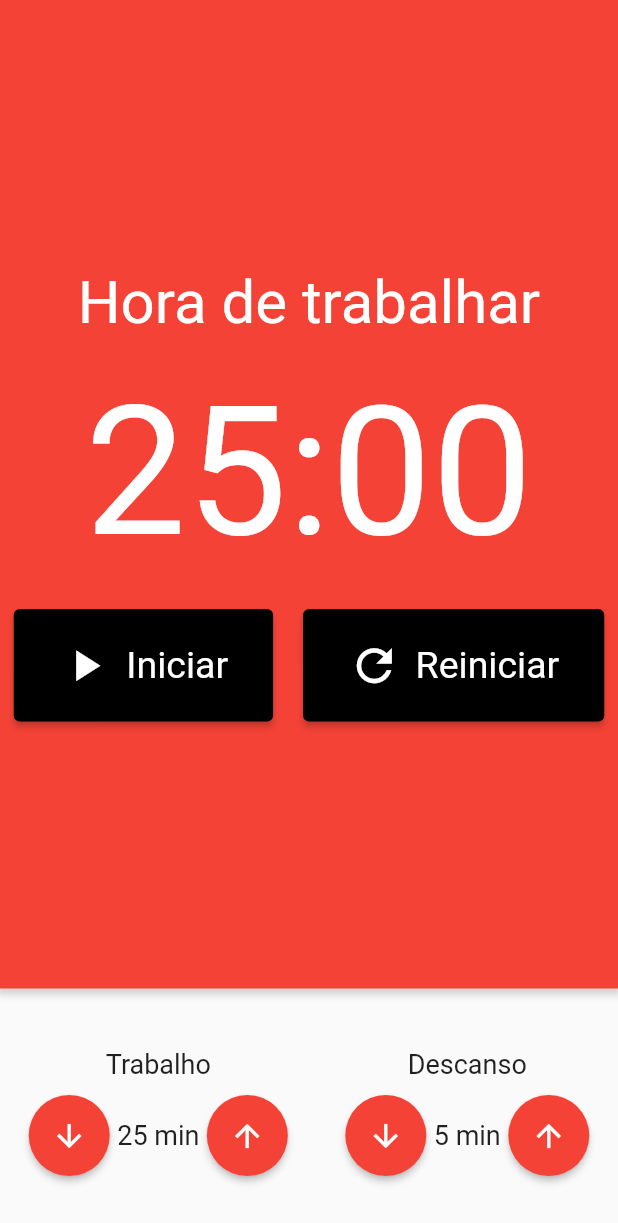
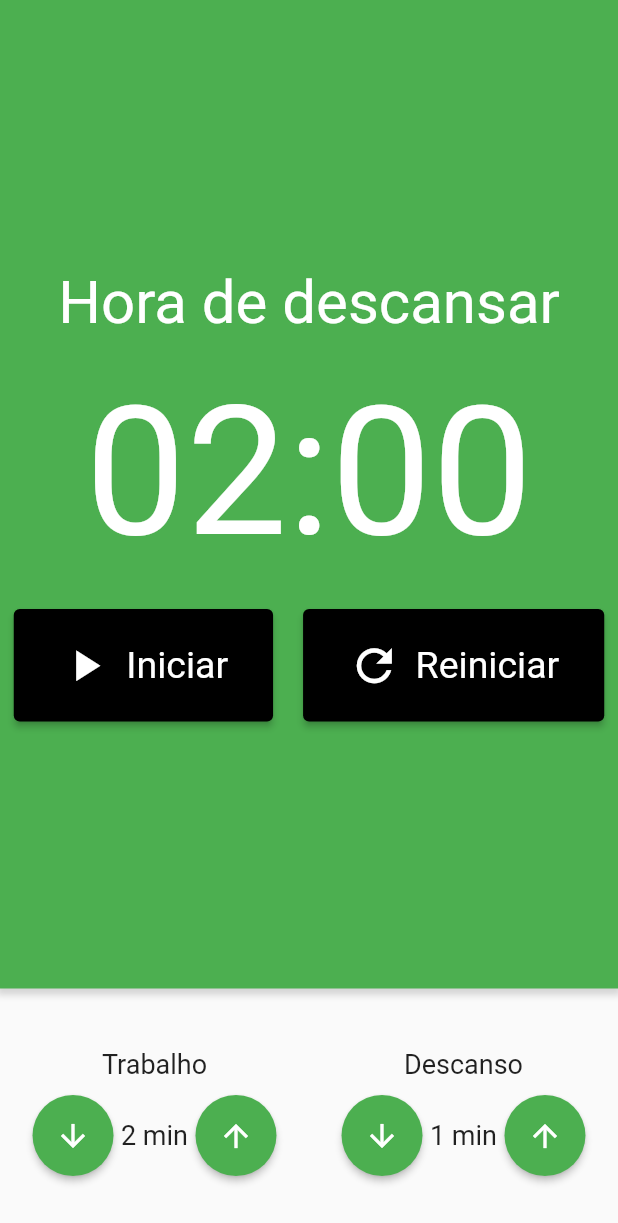
Before and after one commit to silas-almeida/pomodoro_clock, a Flutter app: the screen it shows after launch, on a phone screen of 412 x 824 dp. Shown: the top 1223 px of the screen. Run offline on Flutter 3.47's test engine with Material 2 defaults, Android fonts, the phone set to English and light mode, and no system bars; our stand-ins replace flutter_mobx, mobx; generated files the repository leaves out were written again.

Commit message:
Implement all pomodore.store functions

```diff
--- /dev/null
+++ b/build.yaml
@@ -0,0 +1,6 @@
+targets:
+ $default:
+    builders:
+        mobx_codegen|mobx_generator:
+            generate_for:
+                - "lib/store/**.store.dart"
--- a/lib/components/cronometro.dart
+++ b/lib/components/cronometro.dart
@@ -1,27 +1,37 @@
 import 'package:flutter/material.dart';
+import 'package:flutter_mobx/flutter_mobx.dart';
 import 'package:pomodoro/components/cronometro_botao.dart';
+import 'package:pomodoro/store/pomodoro.store.dart';
+import 'package:provider/provider.dart';
 
 class Cronometro extends StatelessWidget {
   const Cronometro({Key? key}) : super(key: key);
 
   @override
   Widget build(BuildContext context) {
+    final store = context.watch<PomodoroStore>();
     return Container(
-      decoration: BoxDecoration(color: Colors.red, boxShadow: [
+      decoration: BoxDecoration(
+          color: store.estaTrabalhando()? Colors.red : Colors.green,
+          boxShadow: [
             BoxShadow(
               color: Colors.grey.withOpacity(0.4),
               spreadRadius: 2,
               blurRadius: 3,
-          offset: Offset(0,2),
+              offset: const Offset(0, 2),
             ),
           ]),
-      child: Column(
+      child: Observer(
+        builder: (_) {
+          return Column(
             crossAxisAlignment: CrossAxisAlignment.center,
             mainAxisAlignment: MainAxisAlignment.center,
             children: [
-          const Text(
-            'Hora de trabalhar',
-            style: TextStyle(
+              Text(
+                store.estaTrabalhando()
+                    ? 'Hora de Trabalhar'
+                    : 'Hora de descansar',
+                style: const TextStyle(
                   fontSize: 40,
                   color: Colors.white,
                 ),
@@ -29,9 +39,9 @@ class Cronometro extends StatelessWidget {
               const SizedBox(
                 height: 20,
               ),
-          const Text(
-            '25:00',
-            style: TextStyle(
+              Text(
+                '${store.minutos.toString().padLeft(2, '0')}:${store.segundos.toString().padLeft(2, '0')}',
+                style: const TextStyle(
                   fontSize: 120,
                   color: Colors.white,
                 ),
@@ -41,24 +51,38 @@ class Cronometro extends StatelessWidget {
               ),
               Row(
                 mainAxisAlignment: MainAxisAlignment.center,
-            children: const [
+                children: [
+                  if (!store.iniciado)
                     Padding(
                       padding: const EdgeInsets.only(right: 10.0),
-                child:
-                    CronometroBotao(texto: 'Iniciar', icone: Icons.play_arrow),
+                      child: CronometroBotao(
+                        texto: 'Iniciar',
+                        icone: Icons.play_arrow,
+                        onTap: store.iniciar,
                       ),
-              // Padding(
-              //   padding: const EdgeInsets.only(right: 10.0),
-              //   child: CronometroBotao(texto: 'Parar', icone: Icons.stop),
-              // ),
+                    ),
+                  if (store.iniciado)
                     Padding(
-                padding: EdgeInsets.only(left: 10.0),
-                child:
-                    CronometroBotao(texto: 'Reiniciar', icone: Icons.refresh),
+                      padding: const EdgeInsets.only(right: 10.0),
+                      child: CronometroBotao(
+                        texto: 'Parar',
+                        icone: Icons.stop,
+                        onTap: store.parar,
+                      ),
+                    ),
+                  Padding(
+                    padding: const EdgeInsets.only(left: 10.0),
+                    child: CronometroBotao(
+                      texto: 'Reiniciar',
+                      icone: Icons.refresh,
+                      onTap: store.reiniciar,
+                    ),
                   ),
                 ],
-          )
+              ),
             ],
+          );
+        },
       ),
     );
   }
--- a/lib/components/cronometro_botao.dart
+++ b/lib/components/cronometro_botao.dart
@@ -3,11 +3,13 @@ import 'package:flutter/material.dart';
 class CronometroBotao extends StatelessWidget {
   final String texto;
   final IconData icone;
-  const CronometroBotao({Key? key, required this.texto, required this.icone})
+  final void Function()? onTap;
+  const CronometroBotao({Key? key, required this.texto, required this.icone, this.onTap})
       : super(key: key);
 
   @override
   Widget build(BuildContext context) {
+
     return ElevatedButton(
       style: ElevatedButton.styleFrom(
         primary: Colors.black,
@@ -16,7 +18,7 @@ class CronometroBotao extends StatelessWidget {
           fontSize: 25,
         ),
       ),
-      onPressed: () {},
+      onPressed: onTap,
       child: Row(
         children: [
           Padding(
--- a/lib/components/entrada_tempo.dart
+++ b/lib/components/entrada_tempo.dart
@@ -1,53 +1,62 @@
 import 'package:flutter/material.dart';
+import 'package:pomodoro/store/pomodoro.store.dart';
+import 'package:provider/provider.dart';
 
 class EntradaTempo extends StatelessWidget {
   final String titulo;
   final int valor;
+  final void Function()? inc;
+  final void Function()? dec;
 
   const EntradaTempo({
     Key? key,
     required this.titulo,
     required this.valor,
+    this.inc,
+    this.dec,
   }) : super(key: key);
 
   @override
   Widget build(BuildContext context) {
+    final store = context.watch<PomodoroStore>();
     return Column(
       crossAxisAlignment: CrossAxisAlignment.center,
       children: [
         Text(
           titulo,
-          style: TextStyle(fontSize: 18),
+          style: const TextStyle(fontSize: 18),
         ),
-        const SizedBox(height: 10,),
+        const SizedBox(
+          height: 10,
+        ),
         Row(
           mainAxisAlignment: MainAxisAlignment.center,
           children: [
             ElevatedButton(
-              onPressed: () {},
-              child: Icon(
+              onPressed: dec,
+              child: const Icon(
                 Icons.arrow_downward,
                 color: Colors.white,
               ),
               style: ElevatedButton.styleFrom(
                   shape: const CircleBorder(),
-                  padding: EdgeInsets.all(15),
-                  primary: Colors.red),
+                  padding: const EdgeInsets.all(15),
+                  primary: store.estaTrabalhando() ? Colors.red : Colors.green),
             ),
             Text(
-              '${valor} min',
-              style: TextStyle(fontSize: 18),
+              '$valor min',
+              style: const TextStyle(fontSize: 18),
             ),
             ElevatedButton(
-              onPressed: () {},
-              child: Icon(
+              onPressed: inc,
+              child: const Icon(
                 Icons.arrow_upward,
                 color: Colors.white,
               ),
               style: ElevatedButton.styleFrom(
                   shape: const CircleBorder(),
-                  padding: EdgeInsets.all(15),
-                  primary: Colors.red),
+                  padding: const EdgeInsets.all(15),
+                  primary: store.estaTrabalhando() ? Colors.red : Colors.green),
             ),
           ],
         ),
--- a/lib/main.dart
+++ b/lib/main.dart
@@ -1,5 +1,7 @@
 import 'package:flutter/material.dart';
 import 'package:pomodoro/pages/pomodoro.dart';
+import 'package:pomodoro/store/pomodoro.store.dart';
+import 'package:provider/provider.dart';
 // import 'package:flutter_mobx/flutter_mobx.dart';
 // import 'package:pomodoro/store/contador.store.dart';
 
@@ -11,12 +13,17 @@ class MyApp extends StatelessWidget {
   const MyApp({Key? key}) : super(key: key);
   @override
   Widget build(BuildContext context) {
-    return MaterialApp(
-      title: 'Flutter Demo',
-      theme: ThemeData(
-        primarySwatch: Colors.blue,
+    return MultiProvider(
+      providers: [
+        Provider<PomodoroStore>(create: (_) => PomodoroStore()),
+      ],
+      child: MaterialApp(
+        title: 'Flutter Demo',
+        theme: ThemeData(
+          primarySwatch: Colors.blue,
+        ),
+        home: const Pomodoro(),
       ),
-      home: const Pomodoro(),
     );
   }
 }
--- a/lib/pages/pomodoro.dart
+++ b/lib/pages/pomodoro.dart
@@ -1,27 +1,52 @@
 import 'package:flutter/material.dart';
+import 'package:flutter_mobx/flutter_mobx.dart';
 import 'package:pomodoro/components/cronometro.dart';
 import 'package:pomodoro/components/entrada_tempo.dart';
+import 'package:pomodoro/store/pomodoro.store.dart';
+import 'package:provider/provider.dart';
 
 class Pomodoro extends StatelessWidget {
   const Pomodoro({Key? key}) : super(key: key);
 
   @override
   Widget build(BuildContext context) {
+    final store = Provider.of<PomodoroStore>(context);
     return Scaffold(
       body: Column(
         crossAxisAlignment: CrossAxisAlignment.stretch,
         children: [
-          Expanded(child: Cronometro()),
+          const Expanded(child: Cronometro()),
           Padding(
-            padding: const EdgeInsets.symmetric(vertical: 40),
-            child: Row(
-              mainAxisAlignment: MainAxisAlignment.spaceAround,
-              children: [
-                EntradaTempo(titulo: 'Trabalho', valor: 25),
-                EntradaTempo(titulo: 'Descanso', valor: 5),
-              ],
-            ),
-          )
+              padding: const EdgeInsets.symmetric(vertical: 40),
+              child: Observer(
+                builder: (_) {
+                  return Row(
+                    mainAxisAlignment: MainAxisAlignment.spaceAround,
+                    children: [
+                      EntradaTempo(
+                        titulo: 'Trabalho',
+                        valor: store.tempoTrabalho,
+                        inc: store.iniciado && store.estaTrabalhando()
+                            ? null
+                            : store.incrementarTempoTrabalho,
+                        dec: store.iniciado && store.estaTrabalhando()
+                            ? null
+                            : store.decrementarTempoTrabalho,
+                      ),
+                      EntradaTempo(
+                        titulo: 'Descanso',
+                        valor: store.tempoDescanso,
+                        inc: store.iniciado && store.estaDescansando()
+                            ? null
+                            : store.incrementarTempoDescanso,
+                        dec: store.iniciado && store.estaDescansando()
+                            ? null
+                            : store.decrementarTempoDescanso,
+                      ),
+                    ],
+                  );
+                },
+              ))
         ],
       ),
     );
```
Also changed, not shown: lib/store/pomodoro.store.dart (added, +105 -0 lines), lib/store/pomodoro.store.g.dart (added). Lines whose indentation alone changed are shown as unchanged.
